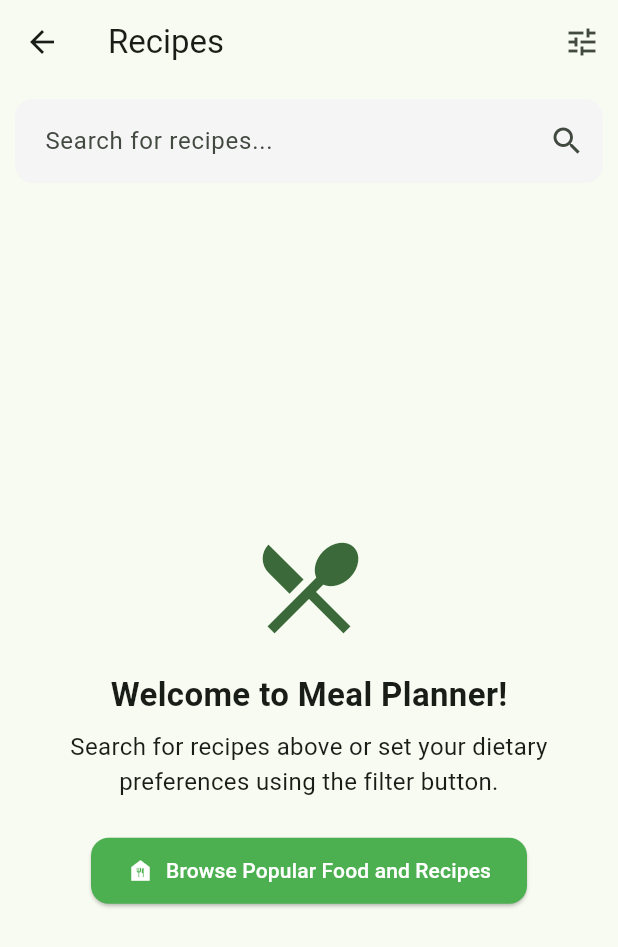
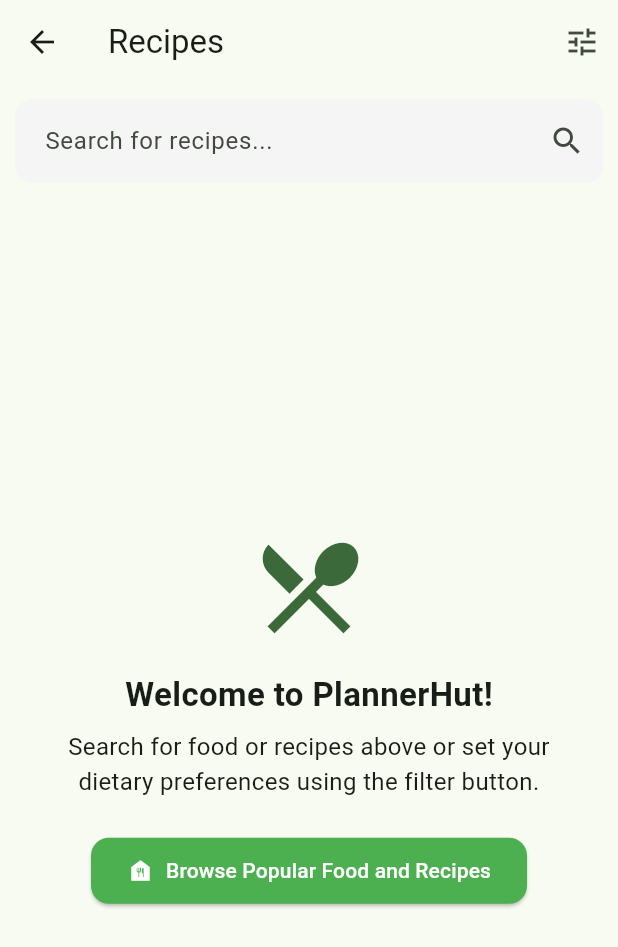
Before and after one commit to reymartjohneva/meal_planner, a Flutter app: the GroceryPage screen opened directly, on a phone screen of 412 x 824 dp. Shown: the top 947 px of the screen. Run offline on Flutter 3.47's test engine with Material 3 defaults, Android fonts, the phone set to English and light mode, and no system bars; our stand-ins replace cloud_firestore, firebase_auth, firebase_core, flutter_local_notifications, shared_preferences, table_calendar and 1 more; accounts and stored records are empty.

Commit message:
feat: adjusted text

```diff
--- a/lib/screens/grocery_page.dart
+++ b/lib/screens/grocery_page.dart
@@ -331,14 +331,14 @@ class _GroceryPageState extends State<GroceryPage> {
           ),
           SizedBox(height: 16),
           Text(
-            'Welcome to Meal Planner!',
+            'Welcome to PlannerHut!',
             style: TextStyle(fontSize: 22, fontWeight: FontWeight.bold),
           ),
           SizedBox(height: 8),
           Padding(
             padding: EdgeInsets.symmetric(horizontal: 32),
             child: Text(
-              'Search for recipes above or set your dietary preferences using the filter button.',
+              'Search for food or recipes above or set your dietary preferences using the filter button.',
               textAlign: TextAlign.center,
               style: TextStyle(fontSize: 16),
             ),
```
